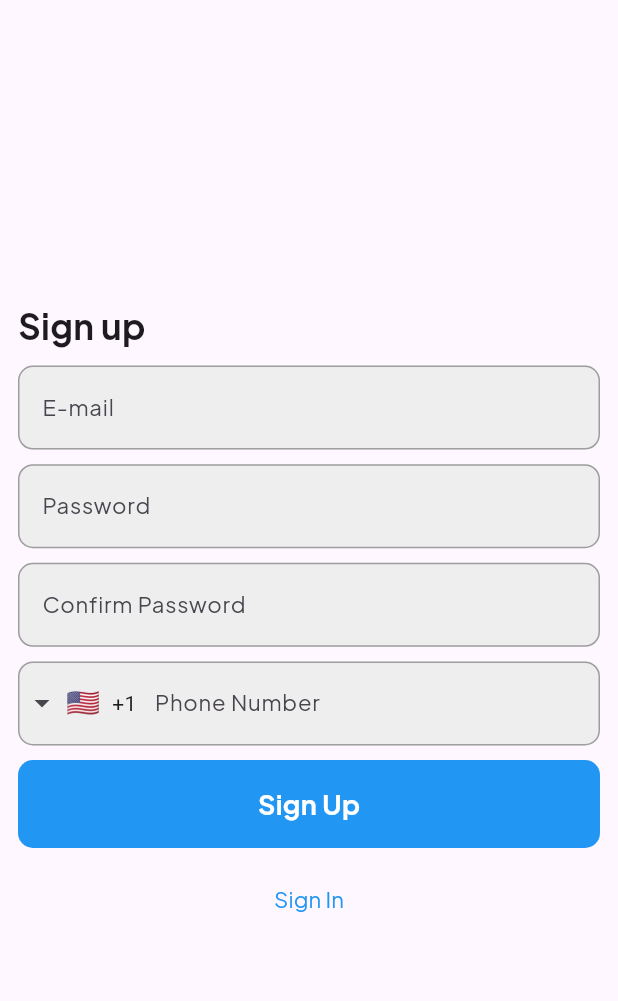
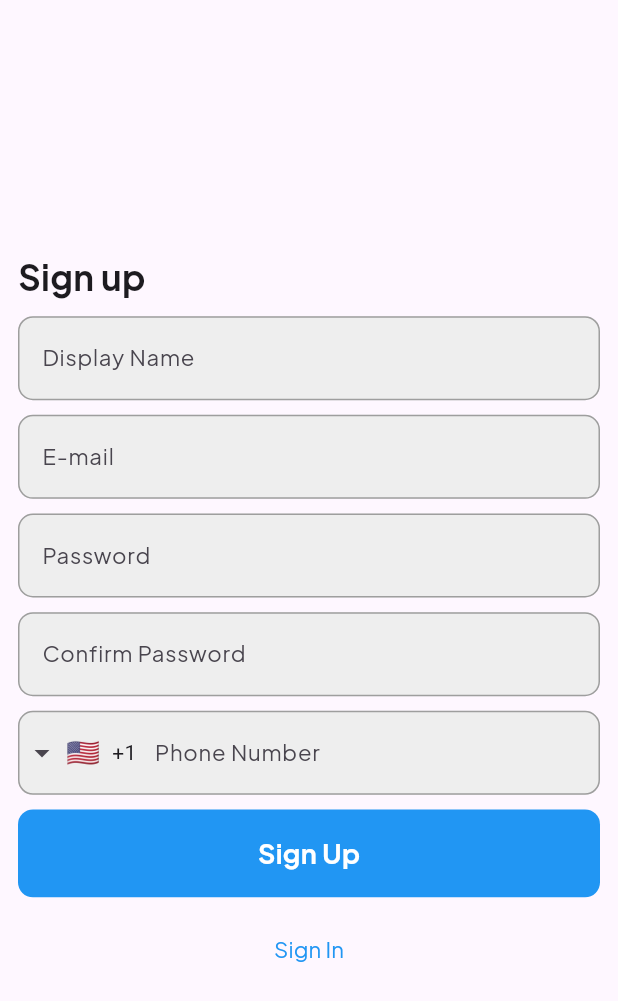
Before and after one commit to Febinjohnson96/chat_app, a Flutter app: the screen it shows after launch, on a phone screen of 412 x 824 dp. Shown: the top 1001 px of the screen. Run offline on Flutter 3.47's test engine with Material 3 defaults, Android fonts, the phone set to English and light mode, and no system bars; drawn by our look-alikes of intl_phone_field; our stand-ins replace bloc, flutter_bloc, flutter_screenutil, freezed_annotation, get_it, go_router and 1 more.

Commit message:
added cubit to registration screen

```diff
--- a/lib/core/config/app_routes.dart
+++ b/lib/core/config/app_routes.dart
@@ -1,7 +1,7 @@
 import 'package:chat_app/core/config/route_name.dart';
 import 'package:chat_app/presentation/home/ui/home_screen.dart';
 import 'package:chat_app/presentation/login/ui/login_screen.dart';
-import 'package:chat_app/presentation/registration/ui/registration_screen.dart';
+import 'package:chat_app/presentation/registration/registration_ui.dart';
 import 'package:chat_app/presentation/splash/splash_ui.dart';
 import 'package:go_router/go_router.dart';
 
@@ -12,7 +12,7 @@ final GoRouter approute = GoRouter(routes: [
       path: RouteName.login, builder: (context, state) => const LoginScreen()),
   GoRoute(
       path: RouteName.registration,
-      builder: (context, state) => const RegistrationScreen()),
+      builder: (context, state) => const RegistrationUI()),
   GoRoute(
       path: RouteName.splash, builder: (context, state) => const SplashUi()),
 ]);
--- /dev/null
+++ b/lib/domain/model/auth/auth_model.dart
@@ -0,0 +1,24 @@
+class AuthModel {
+  String? email;
+  String? password;
+  String? phoneNumber;
+  String? displayName;
+
+  AuthModel({this.email, this.password, this.phoneNumber, this.displayName});
+
+  AuthModel.fromJson(Map<String, dynamic> json) {
+    email = json['email'];
+    password = json['password'];
+    phoneNumber = json['phoneNumber'];
+    displayName = json['displayName'];
+  }
+
+  Map<String, dynamic> toJson() {
+    return {
+      'email': email,
+      'password': password,
+      'phoneNumber': phoneNumber,
+      'displayName': displayName
+    };
+  }
+}
--- /dev/null
+++ b/lib/presentation/registration/cubit/registration_cubit.dart
@@ -0,0 +1,16 @@
+import 'package:bloc/bloc.dart';
+import 'package:chat_app/domain/model/auth/auth_model.dart';
+import 'package:chat_app/utils/logger/app_logger.dart';
+import 'package:freezed_annotation/freezed_annotation.dart';
+
+part 'registration_state.dart';
+part 'registration_cubit.freezed.dart';
+
+class RegistrationCubit extends Cubit<RegistrationState> {
+  RegistrationCubit() : super(RegistrationState.initial());
+
+  void onSignUp(AuthModel user) {
+    AppLogger.debuglog(user.displayName.toString());
+    emit(RegistrationState(user: user));
+  }
+}
--- /dev/null
+++ b/lib/presentation/registration/cubit/registration_state.dart
@@ -0,0 +1,9 @@
+part of 'registration_cubit.dart';
+
+@freezed
+class RegistrationState with _$RegistrationState {
+  const factory RegistrationState({
+    AuthModel? user,
+  }) =_RegistrationState;
+factory  RegistrationState.initial() = _Initial;
+}
--- /dev/null
+++ b/lib/presentation/registration/registration_ui.dart
@@ -0,0 +1,15 @@
+import 'package:chat_app/presentation/registration/cubit/registration_cubit.dart';
+import 'package:chat_app/presentation/registration/ui/registration_screen.dart';
+import 'package:flutter/material.dart';
+import 'package:flutter_bloc/flutter_bloc.dart';
+
+class RegistrationUI extends StatelessWidget {
+  const RegistrationUI({super.key});
+
+  @override
+  Widget build(BuildContext context) {
+    return BlocProvider<RegistrationCubit>(
+        create: (context) => RegistrationCubit(),
+        child: const RegistrationScreen());
+  }
+}
--- a/lib/presentation/registration/ui/registration_screen.dart
+++ b/lib/presentation/registration/ui/registration_screen.dart
@@ -1,8 +1,11 @@
 import 'package:chat_app/core/config/app_typography.dart';
+import 'package:chat_app/domain/model/auth/auth_model.dart';
+import 'package:chat_app/presentation/registration/cubit/registration_cubit.dart';
 import 'package:chat_app/widgets/app_button.dart';
 import 'package:chat_app/widgets/app_scaffold.dart';
 import 'package:chat_app/widgets/app_textfield.dart';
 import 'package:flutter/material.dart';
+import 'package:flutter_bloc/flutter_bloc.dart';
 import 'package:flutter_screenutil/flutter_screenutil.dart';
 import 'package:intl_phone_field/intl_phone_field.dart';
 
@@ -18,6 +21,7 @@ class _RegistrationScreenState extends State<RegistrationScreen> {
   final passwordController = TextEditingController();
   final confirmPasswordController = TextEditingController();
   final phoneController = TextEditingController();
+  final displayNameController = TextEditingController();
   @override
   Widget build(BuildContext context) {
     return AppScaffold(
@@ -28,6 +32,12 @@ class _RegistrationScreenState extends State<RegistrationScreen> {
           Text(
             "Sign up",
             style: AppTypography.jakarta22w4700,
+          ),
+          SizedBox(height: 10.h),
+          AppTextField(
+            controller: displayNameController,
+            hintText: "Display Name",
+            obscureText: false,
           ),
           SizedBox(height: 10.h),
           AppTextField(
@@ -71,13 +81,29 @@ class _RegistrationScreenState extends State<RegistrationScreen> {
           SizedBox(
             height: 10.h,
           ),
-          const AppButton(
+          AppButton(
             buttonTitle: "Sign Up",
+            callback: () {
+              final auth = AuthModel(
+                displayName: displayNameController.text,
+                email: emailController.text,
+                password: passwordController.text,
+                phoneNumber: phoneController.text,
+              );
+              context.read<RegistrationCubit>().onSignUp(auth);
+            },
           ),
           SizedBox(
             height: 10.h,
           ),
-          Center(child: TextButton(onPressed: (){}, child: Text("Sign In", style: AppTypography.jakarta14w100.copyWith(color: Colors.blue),)))
+          Center(
+              child: TextButton(
+                  onPressed: () {},
+                  child: Text(
+                    "Sign In",
+                    style: AppTypography.jakarta14w100
+                        .copyWith(color: Colors.blue),
+                  )))
         ],
       ),
     );
--- a/lib/widgets/app_button.dart
+++ b/lib/widgets/app_button.dart
@@ -3,22 +3,23 @@ import 'package:flutter/material.dart';
 import 'package:flutter_screenutil/flutter_screenutil.dart';
 
 class AppButton extends StatelessWidget {
-  const AppButton({super.key, required this.buttonTitle});
+  const AppButton({super.key, required this.buttonTitle, this.callback});
   final String buttonTitle;
+  final VoidCallback? callback;
 
   @override
   Widget build(BuildContext context) {
     return GestureDetector(
+      onTap: () => callback?.call(),
       child: Container(
         height: 60.h,
         width: MediaQuery.of(context).size.width,
         decoration: BoxDecoration(
             color: Colors.blue, borderRadius: BorderRadius.circular(10)),
         child: Center(
-          child: Text(buttonTitle,
-          style: AppTypography.jakarta17w600.copyWith(
-            color: Colors.white
-          ),
+          child: Text(
+            buttonTitle,
+            style: AppTypography.jakarta17w600.copyWith(color: Colors.white),
           ),
         ),
       ),
```
Also changed, not shown: lib/presentation/registration/cubit/registration_cubit.freezed.dart (added).
